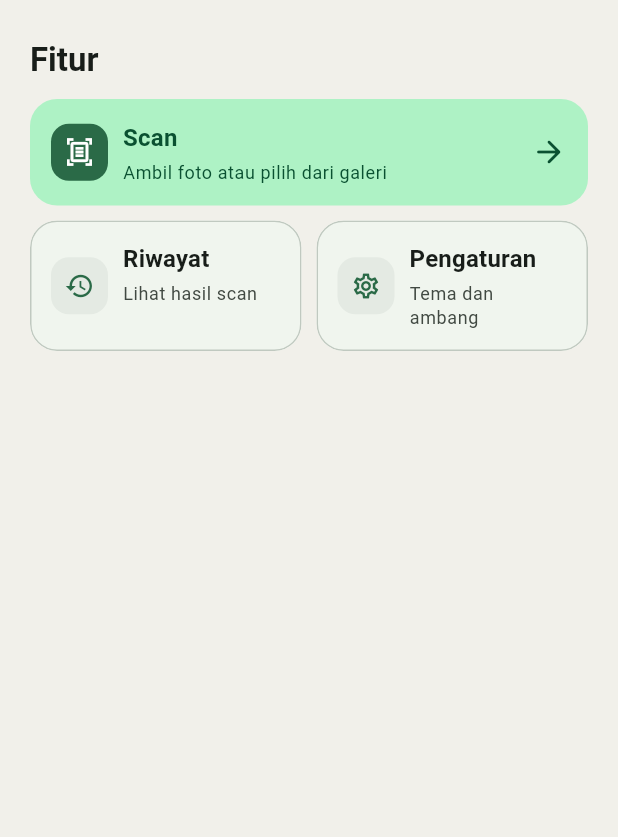
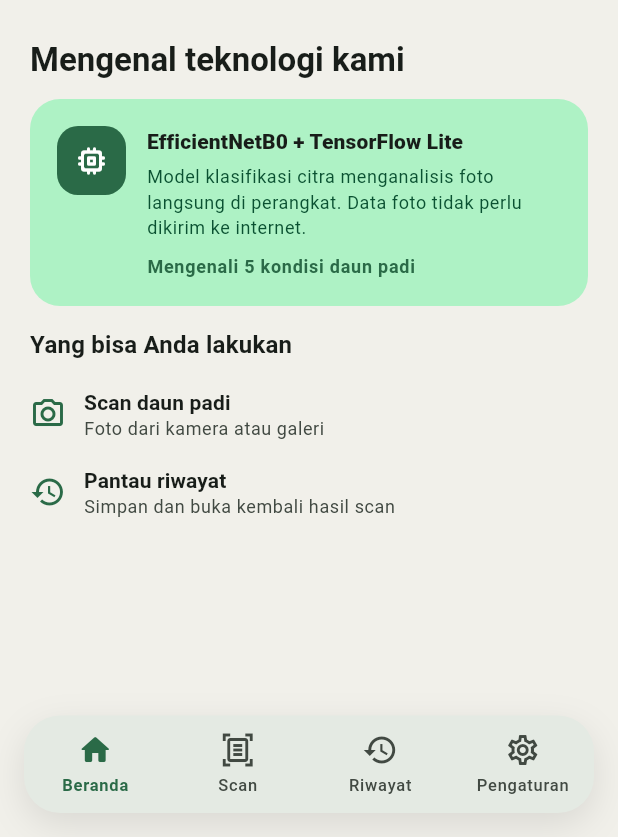
Before and after one commit to DanielSinaga2/pdp, a Flutter app: the LandingPage screen opened directly, on a phone screen of 412 x 824 dp, the part 399-1236 px from its top. Run offline on Flutter 3.47's test engine with Material 3 defaults, Android fonts, the phone set to English and light mode, and no system bars; our stand-ins replace camera, drift, flutter_bloc, get_it, image_picker, material_ui and 1 more; missing offline and left inert: flutter_litert; accounts and stored records are empty.

Commit message:
update ui and model

```diff
--- a/lib/features/history/presentation/history_page.dart
+++ b/lib/features/history/presentation/history_page.dart
@@ -7,6 +7,7 @@ import '../../knowledge/domain/condition_label.dart';
 import '../../knowledge/domain/disease_detail_repository.dart';
 import '../../scan/domain/prediction_repository.dart';
 import '../../scan/presentation/scan_result_page.dart';
+import '../../scan/presentation/app_navigation.dart';
 import '../domain/history_repository.dart';
 import 'history_cubit.dart';
 
@@ -28,6 +29,9 @@ class HistoryPage extends StatelessWidget {
       builder: (context, state) {
         final cubit = context.read<HistoryCubit>();
         return Scaffold(
+          bottomNavigationBar: const AppNavigation(
+            current: AppDestination.history,
+          ),
           appBar: AppBar(title: const Text('Riwayat Scan')),
           body: SafeArea(
             child: Column(
--- /dev/null
+++ b/lib/features/scan/presentation/app_navigation.dart
@@ -0,0 +1,136 @@
+import 'package:material_ui/material_ui.dart';
+
+import 'landing_page.dart';
+
+/// Navigasi utama yang konsisten di seluruh fitur inti aplikasi.
+class AppNavigation extends StatelessWidget {
+  const AppNavigation({super.key, required this.current});
+
+  final AppDestination current;
+
+  @override
+  Widget build(BuildContext context) {
+    final colors = Theme.of(context).colorScheme;
+
+    return SafeArea(
+      top: false,
+      child: Container(
+        margin: const EdgeInsets.fromLTRB(16, 0, 16, 16),
+        decoration: BoxDecoration(
+          color: colors.surfaceContainerHigh,
+          borderRadius: BorderRadius.circular(24),
+          boxShadow: [
+            BoxShadow(
+              color: colors.shadow.withValues(alpha: 0.10),
+              blurRadius: 20,
+              offset: const Offset(0, 8),
+            ),
+          ],
+        ),
+        child: Row(
+          children: [
+            Expanded(
+              child: _NavigationItem(
+                label: 'Beranda',
+                icon: Icons.home_outlined,
+                selectedIcon: Icons.home_rounded,
+                selected: current == AppDestination.home,
+                onTap: () => _go(context, AppDestination.home),
+              ),
+            ),
+            Expanded(
+              child: _NavigationItem(
+                label: 'Scan',
+                icon: Icons.document_scanner_outlined,
+                selectedIcon: Icons.document_scanner_rounded,
+                selected: current == AppDestination.scan,
+                onTap: () => _go(context, AppDestination.scan),
+              ),
+            ),
+            Expanded(
+              child: _NavigationItem(
+                label: 'Riwayat',
+                icon: Icons.history_outlined,
+                selectedIcon: Icons.history_rounded,
+                selected: current == AppDestination.history,
+                onTap: () => _go(context, AppDestination.history),
+              ),
+            ),
+            Expanded(
+              child: _NavigationItem(
+                label: 'Pengaturan',
+                icon: Icons.settings_outlined,
+                selectedIcon: Icons.settings_rounded,
+                selected: current == AppDestination.settings,
+                onTap: () => _go(context, AppDestination.settings),
+              ),
+            ),
+          ],
+        ),
+      ),
+    );
+  }
+
+  void _go(BuildContext context, AppDestination destination) {
+    if (destination == current) return;
+    final route = switch (destination) {
+      AppDestination.home => LandingPage.homeRoute,
+      AppDestination.scan => LandingPage.scanRoute,
+      AppDestination.history => LandingPage.historyRoute,
+      AppDestination.settings => LandingPage.settingsRoute,
+    };
+    Navigator.of(context).pushReplacementNamed(route);
+  }
+}
+
+enum AppDestination { home, scan, history, settings }
+
+class _NavigationItem extends StatelessWidget {
+  const _NavigationItem({
+    required this.label,
+    required this.icon,
+    required this.selectedIcon,
+    required this.selected,
+    required this.onTap,
+  });
+
+  final String label;
+  final IconData icon;
+  final IconData selectedIcon;
+  final bool selected;
+  final VoidCallback onTap;
+
+  @override
+  Widget build(BuildContext context) {
+    final colors = Theme.of(context).colorScheme;
+    return Semantics(
+      selected: selected,
+      button: true,
+      label: label,
+      child: InkWell(
+        borderRadius: BorderRadius.circular(24),
+        onTap: onTap,
+        child: Padding(
+          padding: const EdgeInsets.symmetric(vertical: 11, horizontal: 4),
+          child: Column(
+            mainAxisSize: MainAxisSize.min,
+            children: [
+              Icon(
+                selected ? selectedIcon : icon,
+                color: selected ? colors.primary : colors.onSurfaceVariant,
+              ),
+              const SizedBox(height: 3),
+              Text(
+                label,
+                style: Theme.of(context).textTheme.labelSmall?.copyWith(
+                  color: selected ? colors.primary : colors.onSurfaceVariant,
+                  fontWeight: selected ? FontWeight.w700 : FontWeight.w500,
+                ),
+              ),
+            ],
+          ),
+        ),
+      ),
+    );
+  }
+}
--- a/lib/features/scan/presentation/landing_page.dart
+++ b/lib/features/scan/presentation/landing_page.dart
@@ -1,10 +1,13 @@
 import 'package:flutter/services.dart' show SystemUiOverlayStyle;
 import 'package:material_ui/material_ui.dart';
+
+import 'app_navigation.dart';
 
 class LandingPage extends StatelessWidget {
   const LandingPage({super.key});
 
   static const scanRoute = '/scan';
+  static const homeRoute = '/beranda';
   static const historyRoute = '/riwayat';
   static const settingsRoute = '/pengaturan';
 
@@ -19,6 +22,7 @@ class LandingPage extends StatelessWidget {
     return AnnotatedRegion<SystemUiOverlayStyle>(
       value: overlays.copyWith(statusBarColor: Colors.transparent),
       child: Scaffold(
+        bottomNavigationBar: const AppNavigation(current: AppDestination.home),
         body: SafeArea(
           child: Center(
             child: ConstrainedBox(
@@ -50,21 +54,31 @@ class LandingPage extends StatelessWidget {
                   const _RiceFieldHero(),
                   const SizedBox(height: 26),
                   Text(
-                    'Fitur',
+                    'Mengenal teknologi kami',
                     style: theme.textTheme.titleLarge?.copyWith(
                       fontWeight: FontWeight.w700,
                     ),
                   ),
                   const SizedBox(height: 12),
-                  const _FeatureCard(
-                    label: 'Scan',
-                    description: 'Ambil foto atau pilih dari galeri',
-                    icon: Icons.document_scanner_outlined,
-                    route: scanRoute,
-                    primary: true,
+                  const _ModelCard(),
+                  const SizedBox(height: 14),
+                  Text(
+                    'Yang bisa Anda lakukan',
+                    style: theme.textTheme.titleMedium?.copyWith(
+                      fontWeight: FontWeight.w700,
                     ),
-                  const SizedBox(height: 10),
-                  const _SecondaryFeatures(),
+                  ),
+                  const SizedBox(height: 8),
+                  const _CapabilityRow(
+                    icon: Icons.photo_camera_outlined,
+                    title: 'Scan daun padi',
+                    description: 'Foto dari kamera atau galeri',
+                  ),
+                  const _CapabilityRow(
+                    icon: Icons.history_outlined,
+                    title: 'Pantau riwayat',
+                    description: 'Simpan dan buka kembali hasil scan',
+                  ),
                 ],
               ),
             ),
@@ -149,136 +163,105 @@ class _RiceFieldHero extends StatelessWidget {
   }
 }
 
-class _SecondaryFeatures extends StatelessWidget {
-  const _SecondaryFeatures();
+class _ModelCard extends StatelessWidget {
+  const _ModelCard();
 
   @override
   Widget build(BuildContext context) {
-    return LayoutBuilder(
-      builder: (context, constraints) {
-        const gap = 10.0;
-        final stack =
-            constraints.maxWidth < 304 ||
-            MediaQuery.textScalerOf(context).scale(14) > 18;
-        const history = _FeatureCard(
-          label: 'Riwayat',
-          description: 'Lihat hasil scan',
-          icon: Icons.history,
-          route: LandingPage.historyRoute,
-        );
-        const settings = _FeatureCard(
-          label: 'Pengaturan',
-          description: 'Tema dan ambang',
-          icon: Icons.settings_outlined,
-          route: LandingPage.settingsRoute,
-        );
-
-        if (stack) {
-          return const Column(
-            crossAxisAlignment: CrossAxisAlignment.stretch,
-            children: [history, SizedBox(height: gap), settings],
-          );
-        }
-
-        return const IntrinsicHeight(
+    final colors = Theme.of(context).colorScheme;
+    return Container(
+      padding: const EdgeInsets.all(18),
+      decoration: BoxDecoration(
+        color: colors.primaryContainer,
+        borderRadius: BorderRadius.circular(20),
+      ),
       child: Row(
-            crossAxisAlignment: CrossAxisAlignment.stretch,
+        crossAxisAlignment: CrossAxisAlignment.start,
         children: [
-              Expanded(child: history),
-              SizedBox(width: gap),
-              Expanded(child: settings),
+          DecoratedBox(
+            decoration: BoxDecoration(
+              color: colors.primary,
+              borderRadius: BorderRadius.circular(14),
+            ),
+            child: Padding(
+              padding: const EdgeInsets.all(11),
+              child: Icon(Icons.memory_rounded, color: colors.onPrimary),
+            ),
+          ),
+          const SizedBox(width: 14),
+          Expanded(
+            child: Column(
+              crossAxisAlignment: CrossAxisAlignment.start,
+              children: [
+                Text(
+                  'EfficientNetB0 + TensorFlow Lite',
+                  style: Theme.of(context).textTheme.titleSmall
+                      ?.copyWith(fontWeight: FontWeight.w800),
+                ),
+                const SizedBox(height: 5),
+                Text(
+                  'Model klasifikasi citra menganalisis foto langsung di perangkat. Data foto tidak perlu dikirim ke internet.',
+                  style: Theme.of(context).textTheme.bodySmall
+                      ?.copyWith(color: colors.onPrimaryContainer, height: 1.4),
+                ),
+                const SizedBox(height: 10),
+                Text(
+                  'Mengenali 5 kondisi daun padi',
+                  style: Theme.of(context).textTheme.labelMedium?.copyWith(
+                    fontWeight: FontWeight.w700,
+                    color: colors.primary,
+                  ),
+                ),
               ],
             ),
-        );
-      },
+          ),
+        ],
+      ),
     );
   }
 }
 
-class _FeatureCard extends StatelessWidget {
-  const _FeatureCard({
-    required this.label,
+class _CapabilityRow extends StatelessWidget {
+  const _CapabilityRow({
+    required this.icon,
+    required this.title,
     required this.description,
-    required this.icon,
-    required this.route,
-    this.primary = false,
   });
 
-  final String label;
+  final IconData icon;
+  final String title;
   final String description;
-  final IconData icon;
-  final String route;
-  final bool primary;
 
   @override
   Widget build(BuildContext context) {
     final theme = Theme.of(context);
     final colors = theme.colorScheme;
-    final background = primary
-        ? colors.primaryContainer
-        : colors.surfaceContainerLow;
-    final foreground = primary ? colors.onPrimaryContainer : colors.onSurface;
-
-    return Card(
-      margin: EdgeInsets.zero,
-      elevation: 0,
-      color: background,
-      shape: RoundedRectangleBorder(
-        borderRadius: BorderRadius.circular(18),
-        side: BorderSide(
-          color: primary ? Colors.transparent : colors.outlineVariant,
-        ),
-      ),
-      clipBehavior: Clip.antiAlias,
-      child: InkWell(
-        onTap: () => Navigator.of(context).pushNamed<void>(route),
-        child: Padding(
-          padding: const EdgeInsets.all(14),
+    return Padding(
+      padding: const EdgeInsets.symmetric(vertical: 8),
       child: Row(
         children: [
-              DecoratedBox(
-                decoration: BoxDecoration(
-                  color: primary ? colors.primary : colors.surfaceContainerHigh,
-                  borderRadius: BorderRadius.circular(12),
-                ),
-                child: Padding(
-                  padding: const EdgeInsets.all(9),
-                  child: Icon(
-                    icon,
-                    size: 20,
-                    color: primary ? colors.onPrimary : colors.primary,
-                  ),
-                ),
-              ),
-              const SizedBox(width: 10),
+          Icon(icon, color: colors.primary),
+          const SizedBox(width: 12),
           Expanded(
             child: Column(
               crossAxisAlignment: CrossAxisAlignment.start,
               children: [
                 Text(
-                      label,
-                      style: theme.textTheme.titleMedium?.copyWith(
-                        color: foreground,
+                  title,
+                  style: theme.textTheme.titleSmall?.copyWith(
                     fontWeight: FontWeight.w700,
                   ),
                 ),
-                    const SizedBox(height: 3),
                 Text(
                   description,
                   style: theme.textTheme.bodySmall?.copyWith(
-                        color: primary ? foreground : colors.onSurfaceVariant,
+                    color: colors.onSurfaceVariant,
                   ),
                 ),
               ],
             ),
           ),
-              if (primary) ...[
-                const SizedBox(width: 8),
-                Icon(Icons.arrow_forward_rounded, color: foreground),
         ],
-            ],
-          ),
-        ),
       ),
     );
   }
```
Also changed, not shown: lib/features/scan/presentation/onboarding_page.dart (added, +190 -0 lines), lib/features/scan/presentation/scan_page.dart (+12 -39 lines), lib/features/settings/presentation/settings_page.dart (+6 -1 lines), lib/main.dart (+7 -5 lines). Lines whose indentation alone changed are shown as unchanged.
